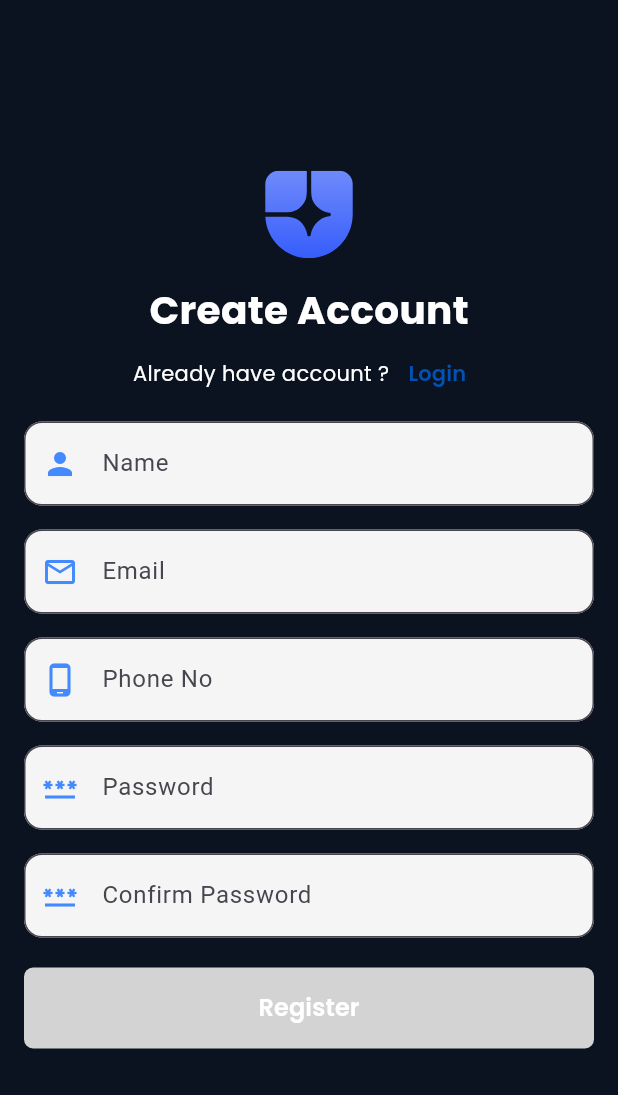
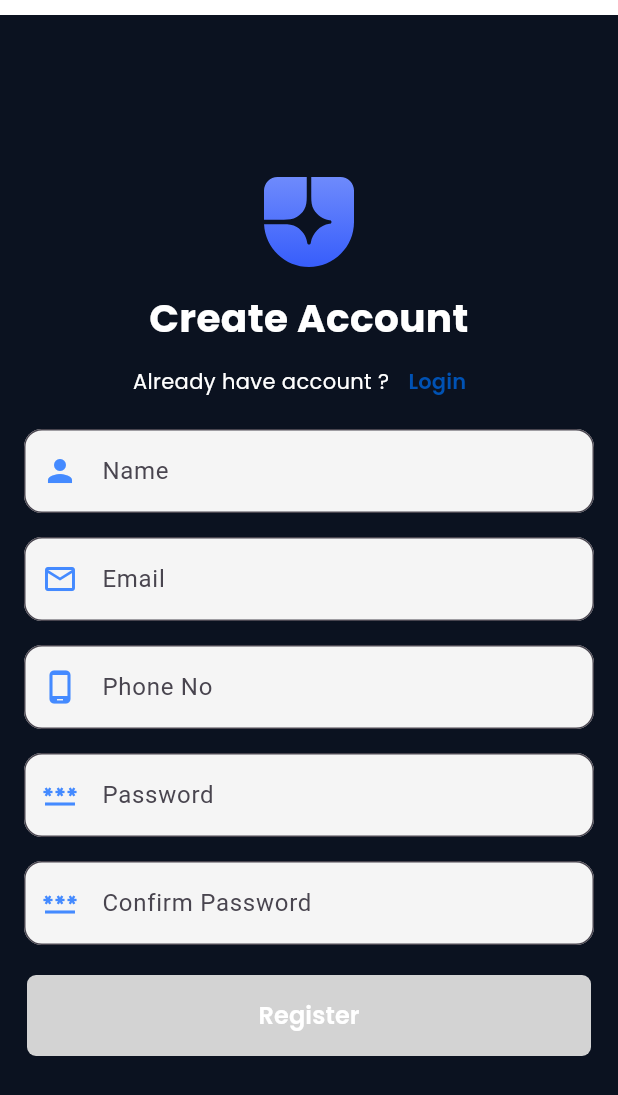
Before and after one commit to Mayur-Kene/evergreenix_task, a Flutter app: the screen it shows after launch, after a tap on "Sign Up", on a phone screen of 412 x 824 dp. Shown: the top 1095 px of the screen. Run offline on Flutter 3.47's test engine with Material 3 defaults, Android fonts, the phone set to English and light mode, and no system bars; our stand-ins replace animate_do, dio, flutter_svg, get, get_storage, google_fonts.

Commit message:
made ui responsive and handle status code errors

```diff
--- a/lib/data/source/local/app_storage.dart
+++ b/lib/data/source/local/app_storage.dart
@@ -18,8 +18,9 @@ class AppStorage {
 
 class StorageKey {
   static String isLoggedIn = 'is_logged_in';
-  static String userId = 'user_id';
+  static String email = "email";
+
   static String token = 'token';
-  static String user = 'user';
-  static String defaultAddress = 'default_address';
+
+
 }
--- a/lib/representation/screens/login_screen.dart
+++ b/lib/representation/screens/login_screen.dart
@@ -5,16 +5,19 @@ import 'package:evergreenix_task/representation/widgets/app_button.dart';
 import 'package:flutter/material.dart';
 import 'package:flutter_svg/svg.dart';
 import 'package:get/get.dart';
-import 'package:get/get_core/src/get_main.dart';
 
 import '../themes/app_theme.dart';
 import '../widgets/custom_input_field.dart';
 
 class LoginScreen extends StatelessWidget {
+  const LoginScreen({super.key});
+
   @override
   Widget build(BuildContext context) {
     return GetBuilder<AuthController>(builder: (controller) {
-      return Scaffold(
+      return SafeArea(
+        child: Scaffold(
+          resizeToAvoidBottomInset: true,
           body: Container(
             width: double.maxFinite,
             height: double.maxFinite,
@@ -54,6 +57,7 @@ class LoginScreen extends StatelessWidget {
                 CustomInputField(
                     icon: Icons.email_outlined,
                     hintText: "Email",
+                    maxLength: 40,
                     onChanged: (value) {
                       controller.validateLogin();
                     },
@@ -61,6 +65,7 @@ class LoginScreen extends StatelessWidget {
                 CustomInputField(
                   icon: Icons.password_outlined,
                   hintText: "Password",
+                  maxLength: 24,
                   onChanged: (value) {
                     controller.validateLogin();
                   },
@@ -77,6 +82,7 @@ class LoginScreen extends StatelessWidget {
               ],
             ),
           ),
+        ),
       );
     });
   }
--- a/lib/representation/screens/signup_screen.dart
+++ b/lib/representation/screens/signup_screen.dart
@@ -15,13 +15,15 @@ class SignupScreen extends StatelessWidget {
   @override
   Widget build(BuildContext context) {
     return GetBuilder<AuthController>(builder: (controller) {
-      return Scaffold(
-        body: Container(
-          width: double.maxFinite,
-          height: double.maxFinite,
-          color: primary, // solid dark navy background
+      return SafeArea(
+        child: Scaffold(
+          backgroundColor: primary,
+          resizeToAvoidBottomInset: true, // allows content to move up when keyboard opens
+          body: Center(
+            child: SingleChildScrollView(
               child: Column(
-            mainAxisAlignment: MainAxisAlignment.center,
+                mainAxisSize: MainAxisSize.min, // shrink to fit content
+                crossAxisAlignment: CrossAxisAlignment.stretch,
                 children: [
                   SvgPicture.asset(
                     'assets/icons/logo.svg',
@@ -31,7 +33,9 @@ class SignupScreen extends StatelessWidget {
                   Text(
                     "Create Account",
                     style: AppTheme.textStyle(size: 26, weight: FontWeight.bold),
+                    textAlign: TextAlign.center,
                   ),
+
                   Row(
                     mainAxisAlignment: MainAxisAlignment.center,
                     children: [
@@ -41,9 +45,8 @@ class SignupScreen extends StatelessWidget {
                       ),
                       TextButton(
                         onPressed: () {
-
-                      Get.offAll(LoginScreen());
-                      controller.clearControllers();
+                          controller.clearControllers(); // clear signup fields
+                          Get.offAll(const LoginScreen());
                         },
                         child: Text(
                           "Login",
@@ -53,58 +56,58 @@ class SignupScreen extends StatelessWidget {
                       ),
                     ],
                   ),
+
                   CustomInputField(
                     icon: Icons.person,
                     hintText: "Name",
-                  onChanged: (value) {
-                    controller.validateRegister();
-                  },
-                  controller: controller.nameController),
+                    maxLength: 40,
+                    onChanged: (_) => controller.validateRegister(),
+                    controller: controller.nameController,
+                  ),
                   CustomInputField(
                     icon: Icons.email_outlined,
                     hintText: "Email",
-                  onChanged: (value) {
-                    controller.validateRegister();
-                  },
-                  controller: controller.registerEmailController),
+                    maxLength: 40,
+                    onChanged: (_) => controller.validateRegister(),
+                    controller: controller.registerEmailController,
+                  ),
                   CustomInputField(
                     icon: Icons.phone_android_outlined,
                     hintText: "Phone No",
                     keyboardType: TextInputType.phone,
                     maxLength: 10,
-                  onChanged: (value) {
-                    controller.validateRegister();
-                  },
-                  controller: controller.phoneNoController),
+                    onChanged: (_) => controller.validateRegister(),
+                    controller: controller.phoneNoController,
+                  ),
                   CustomInputField(
                     icon: Icons.password_outlined,
                     hintText: "Password",
-                onChanged: (value) {
-                  controller.validateRegister();
-                },
+                    maxLength: 24,
+                    onChanged: (_) => controller.validateRegister(),
                     controller: controller.newPassController,
                     isPassword: true,
                   ),
                   CustomInputField(
                     icon: Icons.password_outlined,
                     hintText: "Confirm Password",
-                onChanged: (value) {
-                  controller.validateRegister();
-                },
+                    maxLength: 24,
+                    onChanged: (_) => controller.validateRegister(),
                     controller: controller.confirmPassController,
                     isPassword: true,
                   ),
+
                   AppButton(
                     title: "Register",
                     enable: controller.isRegisterEnable,
-                onPressed: () {
-                  controller.signUp();
-                },
-              )
+                    onPressed: () => controller.signUp(),
+                  ),
+                  // optional bottom spacing
                 ],
               ),
             ),
-      );
+          ),
+        ),
+      ).marginOnly(top: 10);
     });
   }
 }
--- a/lib/representation/screens/splash_screen.dart
+++ b/lib/representation/screens/splash_screen.dart
@@ -4,7 +4,6 @@ import 'package:evergreenix_task/representation/screens/login_screen.dart';
 import 'package:flutter/material.dart';
 import 'package:flutter_svg/svg.dart';
 import 'package:get/get.dart';
-import 'package:get/get_core/src/get_main.dart';
 
 import '../../data/source/local/app_storage.dart';
 import '../themes/colors.dart';
--- a/lib/representation/themes/app_theme.dart
+++ b/lib/representation/themes/app_theme.dart
@@ -1,4 +1,3 @@
-import 'dart:ui';
 
 import 'package:flutter/material.dart';
 import 'package:google_fonts/google_fonts.dart';
--- a/lib/representation/widgets/app_button.dart
+++ b/lib/representation/widgets/app_button.dart
@@ -18,7 +18,7 @@ class AppButton extends StatelessWidget {
   @override
   Widget build(BuildContext context) {
     return Container(
-      padding: const EdgeInsets.symmetric(horizontal: 16,vertical: 12), // ✅ outer padding
+      padding: const EdgeInsets.symmetric(horizontal: 18,vertical: 12), // ✅ outer padding
       child: ElevatedButton(
         onPressed: enable ? onPressed : null,
         style: ButtonStyle(
--- a/lib/representation/widgets/app_loader.dart
+++ b/lib/representation/widgets/app_loader.dart
@@ -4,7 +4,6 @@
 
 import 'package:flutter/material.dart';
 import 'package:get/get.dart';
-import 'package:get/get_core/src/get_main.dart';
 
 import '../themes/app_theme.dart';
 import '../themes/colors.dart';
--- a/lib/representation/widgets/custom_input_field.dart
+++ b/lib/representation/widgets/custom_input_field.dart
@@ -17,7 +17,7 @@ class CustomInputField extends StatelessWidget {
   final int? maxLength;
 
   const CustomInputField({
-    Key? key,
+    super.key,
     required this.icon,
     required this.hintText,
     required this.controller,
@@ -28,7 +28,7 @@ class CustomInputField extends StatelessWidget {
     this.onChanged,
     this.validator, // ✅
     this.maxLength
-  }) : super(key: key);
+  });
 
   @override
   Widget build(BuildContext context) {
--- a/lib/representation/widgets/toast.dart
+++ b/lib/representation/widgets/toast.dart
@@ -4,7 +4,6 @@
 
 import 'package:flutter/material.dart';
 import 'package:get/get.dart';
-import 'package:get/get_core/src/get_main.dart';
 
 import '../themes/app_theme.dart';
 
@@ -58,7 +57,7 @@ class Toast {
           onTap: onAction,
           borderRadius: BorderRadius.circular(8.0),
           child: Text(
-            message ?? '',
+            message,
             style: AppTheme.textStyle(weight: FontWeight.w500, color: Colors.white),
           ).paddingSymmetric(horizontal: 10,vertical: 4),
         ),
```
Also changed, not shown: lib/data/source/network/api_client.dart (+49 -18 lines), lib/main.dart (+3 -4 lines), lib/representation/controllers/auth_controller.dart (+42 -14 lines), lib/representation/screens/home_screen.dart (+10 -2 lines), 5 other files. Lines whose indentation alone changed are shown as unchanged.
